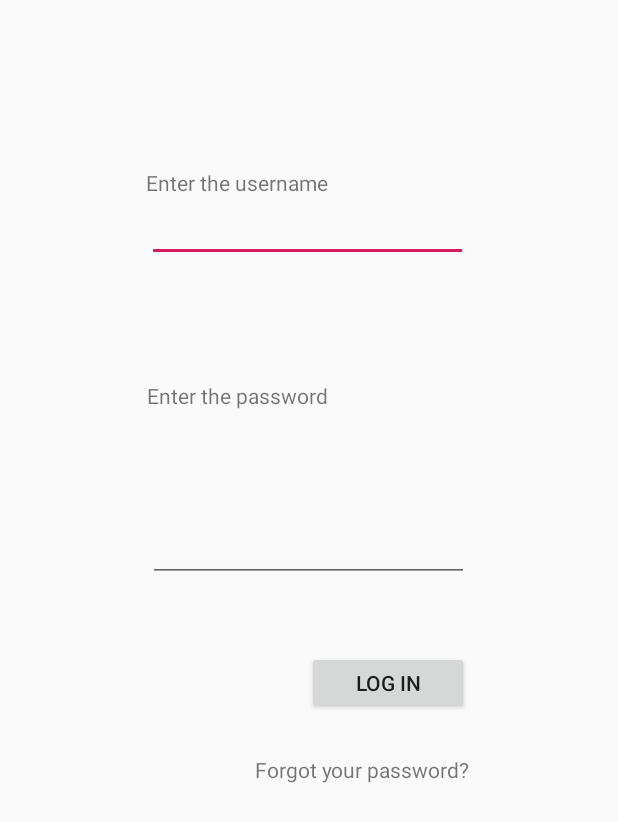
After one commit to proudsteam/OurMessenger, an Android app: the layout registration_layout.xml on its own in the app's theme, with its tools: preview values and no code run, on a phone screen of 412 x 824 dp. The commit adds this screen. Shown: the top 822 px of the screen. Run offline under Robolectric (Android 15) with nearby library versions, the phone set to English and light mode, and no system bars.

Commit message:
Registration activity and maket

```diff
--- a/app/src/main/AndroidManifest.xml
+++ b/app/src/main/AndroidManifest.xml
@@ -16,6 +16,9 @@
                 <category android:name="android.intent.category.LAUNCHER" />
             </intent-filter>
         </activity>
+        <activity android:name=".RegistrationActivity">
+
+        </activity>
     </application>
 
 </manifest>
--- /dev/null
+++ b/app/src/main/java/android/example/ourmessenger/RegistrationActivity.java
@@ -0,0 +1,7 @@
+package android.example.ourmessenger;
+
+import android.app.Activity;
+
+public class RegistrationActivity extends Activity {
+
+}
--- /dev/null
+++ b/app/src/main/res/layout/registration_layout.xml
@@ -0,0 +1,95 @@
+<?xml version="1.0" encoding="utf-8"?>
+<android.support.constraint.ConstraintLayout
+    xmlns:android="http://schemas.android.com/apk/res/android"
+    xmlns:app="http://schemas.android.com/apk/res-auto"
+    xmlns:tools="http://schemas.android.com/tools"
+    android:layout_width="match_parent"
+    android:layout_height="match_parent">
+
+    <EditText
+        android:id="@+id/editText"
+        android:layout_width="214dp"
+        android:layout_height="43dp"
+        android:layout_marginStart="98dp"
+        android:layout_marginTop="131dp"
+        android:layout_marginEnd="94dp"
+        android:layout_marginBottom="427dp"
+        android:ems="10"
+        android:inputType="textPersonName"
+        app:layout_constraintBottom_toBottomOf="parent"
+        app:layout_constraintEnd_toEndOf="parent"
+        app:layout_constraintHorizontal_bias="0.0"
+        app:layout_constraintStart_toStartOf="parent"
+        app:layout_constraintTop_toTopOf="parent"
+        app:layout_constraintVertical_bias="0.0" />
+
+    <EditText
+        android:id="@+id/editText2"
+        android:layout_width="214dp"
+        android:layout_height="38dp"
+        android:layout_marginStart="98dp"
+        android:layout_marginEnd="99dp"
+        android:layout_marginBottom="360dp"
+        android:ems="10"
+        android:inputType="textPersonName"
+        app:layout_constraintBottom_toBottomOf="parent"
+        app:layout_constraintEnd_toEndOf="parent"
+        app:layout_constraintStart_toStartOf="parent"
+        app:layout_constraintTop_toBottomOf="@+id/textView2" />
+
+    <TextView
+        android:id="@+id/textView"
+        android:layout_width="wrap_content"
+        android:layout_height="wrap_content"
+        android:layout_marginStart="98dp"
+        android:layout_marginTop="112dp"
+        android:layout_marginEnd="205dp"
+        android:text="@string/label_username"
+        app:layout_constraintBottom_toTopOf="@+id/editText"
+        app:layout_constraintEnd_toEndOf="parent"
+        app:layout_constraintHorizontal_bias="0.076"
+        app:layout_constraintStart_toStartOf="parent"
+        app:layout_constraintTop_toTopOf="parent"
+        app:layout_constraintVertical_bias="0.0" />
+
+    <TextView
+        android:id="@+id/textView2"
+        android:layout_width="wrap_content"
+        android:layout_height="wrap_content"
+        android:layout_marginStart="98dp"
+        android:layout_marginTop="3dp"
+        android:layout_marginEnd="193dp"
+        android:text="@string/label_password"
+        app:layout_constraintBottom_toTopOf="@+id/editText2"
+        app:layout_constraintEnd_toEndOf="parent"
+        app:layout_constraintStart_toStartOf="parent"
+        app:layout_constraintTop_toBottomOf="@+id/editText" />
+
+    <Button
+        android:id="@+id/button_login"
+        android:layout_width="108dp"
+        android:layout_height="42dp"
+        android:layout_marginStart="204dp"
+        android:layout_marginTop="8dp"
+        android:layout_marginEnd="99dp"
+        android:layout_marginBottom="310dp"
+        android:text="@string/button_login"
+        app:layout_constraintBottom_toBottomOf="parent"
+        app:layout_constraintEnd_toEndOf="parent"
+        app:layout_constraintStart_toStartOf="parent"
+        app:layout_constraintTop_toBottomOf="@+id/editText2" />
+
+    <TextView
+        android:id="@+id/textView3"
+        android:layout_width="wrap_content"
+        android:layout_height="wrap_content"
+        android:layout_marginStart="170dp"
+        android:layout_marginTop="10dp"
+        android:layout_marginEnd="99dp"
+        android:layout_marginBottom="283dp"
+        android:text="@string/label_forgot_pass"
+        app:layout_constraintBottom_toBottomOf="parent"
+        app:layout_constraintEnd_toEndOf="parent"
+        app:layout_constraintStart_toStartOf="parent"
+        app:layout_constraintTop_toBottomOf="@+id/button_login" />
+</android.support.constraint.ConstraintLayout>
--- a/app/src/main/res/values/strings.xml
+++ b/app/src/main/res/values/strings.xml
@@ -1,3 +1,7 @@
 <resources>
     <string name="app_name">OurMessenger</string>
+    <string name="label_username">Enter the username</string>
+    <string name="label_password">Enter the password</string>
+    <string name="button_login">Log in</string>
+    <string name="label_forgot_pass">Forgot your password?</string>
 </resources>
```
